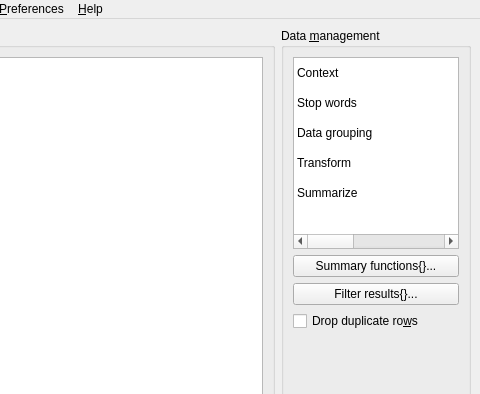
This is coquery/gui/ui/coquery.ui in gkunter/coquery as Qt 5 draws it before an edit; both pictures show x 240 to 720 and y 0 to 394 of the 720 by 854 pixel window. The edited form follows.
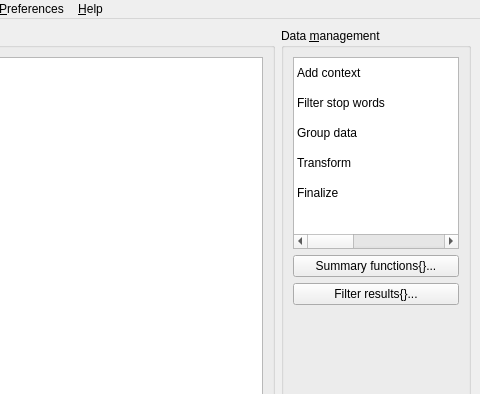
This is the edited form. Icons and pictures are not drawn. Custom widgets are drawn as their Qt base class.

Commit message: Bring back 'Distinct rows' mode, and remove 'Drop duplicates' checkbox. Rename data management stages

```diff
--- a/coquery/gui/ui/coquery.ui
+++ b/coquery/gui/ui/coquery.ui
@@ -316,7 +316,7 @@
              <column/>
              <item row="0" column="0">
               <property name="text">
-               <string>Context</string>
+               <string>Add context</string>
               </property>
              </item>
              <item row="0" column="1">
@@ -331,7 +331,7 @@
              </item>
              <item row="1" column="0">
               <property name="text">
-               <string>Stop words</string>
+               <string>Filter stop words</string>
               </property>
              </item>
              <item row="1" column="1">
@@ -346,7 +346,7 @@
              </item>
              <item row="2" column="0">
               <property name="text">
-               <string>Data grouping</string>
+               <string>Group data</string>
               </property>
              </item>
              <item row="2" column="1">
@@ -376,7 +376,7 @@
              </item>
              <item row="4" column="0">
               <property name="text">
-               <string>Summarize</string>
+               <string>Finalize</string>
               </property>
              </item>
              <item row="4" column="1">
@@ -689,13 +689,6 @@
                  </property>
                 </widget>
                </item>
-               <item>
-                <widget class="QCheckBox" name="check_drop_duplicates">
-                 <property name="text">
-                  <string>Drop duplicate ro&amp;ws</string>
-                 </property>
-                </widget>
-               </item>
                <item>
                 <spacer name="verticalSpacer">
                  <property name="orientation">
```
Left out of the diff: 7 changed lines with no effect on the pictures. The commit also changes 4 other files.
